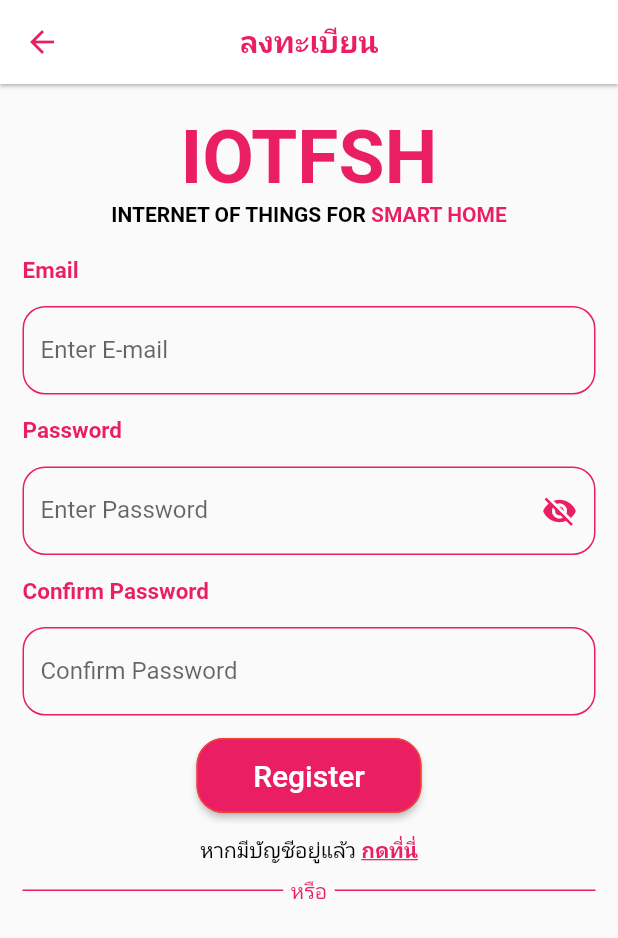
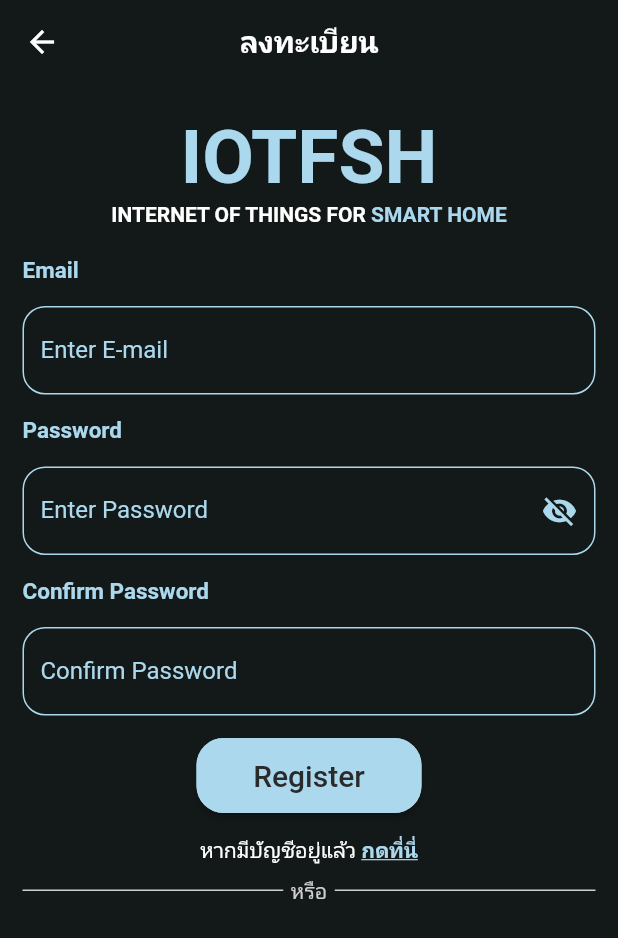
Before and after one commit to ISongwuts/IOT-APP, a Flutter app: the RegisterScreen screen opened directly, on a phone screen of 412 x 824 dp. Shown: the top 938 px of the screen. Run offline on Flutter 3.47's test engine with Material 2 defaults, Android fonts, the phone set to English and light mode, and no system bars; our stand-ins replace connectivity, firebase_auth, firebase_core, firebase_database, flutter_colorpicker, fluttertoast and 4 more; missing offline and left inert: color_convert; accounts and stored records are empty.

Commit message:
Fix: Debugger

```diff
--- a/lib/main.dart
+++ b/lib/main.dart
@@ -27,7 +27,8 @@ class _MyAppState extends State<MyApp> {
         body: SplashPage(),
       ),
       theme: ThemeData(
-        primarySwatch: Colors.pink,
+        primaryColor: const Color(0xff61dafb),
+        backgroundColor: const Color(0xff292a2a),
       ),
     );
   }
--- a/lib/screens/auth/registerscreen.dart
+++ b/lib/screens/auth/registerscreen.dart
@@ -19,7 +19,6 @@ class _RegisterScreenState extends State<RegisterScreen> {
   bool passIsHide = true;
   bool passIsTheSame = true;
   bool firebaseErr = false;
-  LoginCheck auth = LoginCheck();
   Profile profile = Profile(
     email: '',
     password: '',
@@ -37,7 +36,9 @@ class _RegisterScreenState extends State<RegisterScreen> {
   Widget TextForm(String title) {
     return Text(title,
         style: const TextStyle(
-            fontSize: 15, color: Colors.pink, fontWeight: FontWeight.bold));
+            fontSize: 15,
+            color: Color(0xffabd8ed),
+            fontWeight: FontWeight.bold));
   }
 
   final Future<FirebaseApp> firebase = Firebase.initializeApp();
@@ -66,16 +67,17 @@ class _RegisterScreenState extends State<RegisterScreen> {
                 title: const Text(
                   "ลงทะเบียน",
                   style: TextStyle(
-                    color: Colors.pink,
+                    color: Colors.white,
                     fontWeight: FontWeight.bold,
                   ),
                 ),
                 iconTheme: const IconThemeData(
-                  color: Colors.pink,
+                  color: Colors.white,
                 ),
-                backgroundColor: Colors.white,
-                elevation: 1,
+                backgroundColor: Colors.transparent,
+                elevation: 0,
               ),
+              backgroundColor: const Color(0xff131818),
               body: Container(
                 child: Padding(
                   padding: const EdgeInsets.fromLTRB(15, 0, 15, 15),
@@ -93,7 +95,7 @@ class _RegisterScreenState extends State<RegisterScreen> {
                                 style: TextStyle(
                                     fontSize: 50,
                                     fontWeight: FontWeight.bold,
-                                    color: Colors.pink)),
+                                    color: Color(0xffabd8ed))),
                           ),
                           Container(
                             alignment: Alignment.topCenter,
@@ -104,20 +106,23 @@ class _RegisterScreenState extends State<RegisterScreen> {
                                     style: TextStyle(
                                         fontSize: 14,
                                         fontWeight: FontWeight.bold,
-                                        color: Colors.black),
+                                        color: Colors.white),
                                     children: [
                                   TextSpan(
                                       text: "SMART HOME",
                                       style: TextStyle(
                                           fontSize: 14,
                                           fontWeight: FontWeight.bold,
-                                          color: Colors.pink)),
+                                          color: Color(0xffabd8ed))),
                                 ])),
                           ),
                           TextForm("Email"),
                           Container(
                             margin: const EdgeInsets.fromLTRB(0, 15, 0, 15),
                             child: TextFormField(
+                                style:
+                                    const TextStyle(color: Color(0xffabd8ed)),
+                                cursorColor: Color(0xff292a2a),
                                 validator: MultiValidator([
                                   RequiredValidator(
                                       errorText: "Please insert the email."),
@@ -135,14 +140,18 @@ class _RegisterScreenState extends State<RegisterScreen> {
                                 decoration: InputDecoration(
                                     labelText: 'Enter E-mail',
                                     hintText: 'Example@gmail.com',
+                                    labelStyle:
+                                        TextStyle(color: Color(0xffabd8ed)),
+                                    hintStyle:
+                                        TextStyle(color: Color(0xffabd8ed)),
                                     enabledBorder: OutlineInputBorder(
                                       borderSide: const BorderSide(
-                                          width: 1, color: Colors.pink),
+                                          width: 1, color: Color(0xffabd8ed)),
                                       borderRadius: BorderRadius.circular(15),
                                     ),
                                     focusedBorder: OutlineInputBorder(
                                       borderSide: const BorderSide(
-                                          width: 3, color: Colors.pink),
+                                          width: 3, color: Color(0xffabd8ed)),
                                       borderRadius: BorderRadius.circular(15),
                                     ))),
                           ),
@@ -150,6 +159,9 @@ class _RegisterScreenState extends State<RegisterScreen> {
                           Container(
                             margin: const EdgeInsets.fromLTRB(0, 15, 0, 15),
                             child: TextFormField(
+                                style:
+                                    const TextStyle(color: Color(0xffabd8ed)),
+                                cursorColor: Color(0xff292a2a),
                                 validator: MultiValidator([
                                   RequiredValidator(
                                       errorText: "Please insert the password."),
@@ -163,21 +175,23 @@ class _RegisterScreenState extends State<RegisterScreen> {
                                 obscureText: passIsHide ? true : false,
                                 decoration: InputDecoration(
                                     suffixIcon: IconButton(
-                                      color: Colors.pink,
+                                      color: Color(0xffabd8ed),
                                       icon: passIsHide
                                           ? const Icon(Icons.visibility_off)
                                           : const Icon(Icons.visibility),
                                       onPressed: visibilityHandler,
                                     ),
                                     labelText: 'Enter Password',
+                                    labelStyle:
+                                        TextStyle(color: Color(0xffabd8ed)),
                                     enabledBorder: OutlineInputBorder(
                                       borderSide: const BorderSide(
-                                          width: 1, color: Colors.pink),
+                                          width: 1, color: Color(0xffabd8ed)),
                                       borderRadius: BorderRadius.circular(15),
                                     ),
                                     focusedBorder: OutlineInputBorder(
                                       borderSide: const BorderSide(
-                                          width: 3, color: Colors.pink),
+                                          width: 3, color: Color(0xffabd8ed)),
                                       borderRadius: BorderRadius.circular(15),
                                     ))),
                           ),
@@ -185,6 +199,9 @@ class _RegisterScreenState extends State<RegisterScreen> {
                           Container(
                             margin: const EdgeInsets.fromLTRB(0, 15, 0, 15),
                             child: TextFormField(
+                                style:
+                                    const TextStyle(color: Color(0xffabd8ed)),
+                                cursorColor: Color(0xff292a2a),
                                 validator: MultiValidator([
                                   RequiredValidator(
                                       errorText: "Please insert the password."),
@@ -197,15 +214,17 @@ class _RegisterScreenState extends State<RegisterScreen> {
                                 },
                                 obscureText: passIsHide ? true : false,
                                 decoration: InputDecoration(
+                                    labelStyle:
+                                        TextStyle(color: Color(0xffabd8ed)),
                                     labelText: 'Confirm Password',
                                     enabledBorder: OutlineInputBorder(
                                       borderSide: const BorderSide(
-                                          width: 1, color: Colors.pink),
+                                          width: 1, color: Color(0xffabd8ed)),
                                       borderRadius: BorderRadius.circular(15),
                                     ),
                                     focusedBorder: OutlineInputBorder(
                                       borderSide: const BorderSide(
-                                          width: 3, color: Colors.pink),
+                                          width: 3, color: Color(0xffabd8ed)),
                                       borderRadius: BorderRadius.circular(15),
                                     ))),
                           ),
@@ -217,7 +236,9 @@ class _RegisterScreenState extends State<RegisterScreen> {
                               width: 150,
                               child: ElevatedButton(
                                 child: const Text("Register",
-                                    style: TextStyle(fontSize: 20)),
+                                    style: TextStyle(
+                                        fontSize: 20,
+                                        color: Color(0xff292a2a))),
                                 onPressed: () async {
                                   print(
                                       "pass = ${profile.password} | conPass = ${profile.confirmPassword}");
@@ -238,11 +259,11 @@ class _RegisterScreenState extends State<RegisterScreen> {
                                                 ),
                                                 formKey.currentState!.reset(),
                                                 firebaseErr = false,
-                                                auth.hasLogin = true,
                                                 Future.delayed(
                                                     const Duration(seconds: 1),
                                                     () async {
-                                                  await Navigator.pushReplacement(
+                                                  await Navigator
+                                                      .pushReplacement(
                                                     context,
                                                     PageRouteBuilder(
                                                         transitionDuration:
@@ -275,7 +296,6 @@ class _RegisterScreenState extends State<RegisterScreen> {
                                                   );
                                                 })
                                               });
-
                                     } on FirebaseAuthException catch (e) {
                                       Fluttertoast.showToast(
                                         msg: e.message,
@@ -300,11 +320,13 @@ class _RegisterScreenState extends State<RegisterScreen> {
                                         );
                                 },
                                 style: ElevatedButton.styleFrom(
+                                    primary: Color(0xffabd8ed),
+                                    onPrimary: Color(0xffabd8ed),
                                     shape: RoundedRectangleBorder(
                                         borderRadius:
                                             BorderRadius.circular(18.0),
                                         side: const BorderSide(
-                                            color: Colors.red))),
+                                            color: Color(0xffabd8ed)))),
                               ),
                             ),
                           ),
@@ -315,13 +337,13 @@ class _RegisterScreenState extends State<RegisterScreen> {
                               const TextSpan(
                                 text: "หากมีบัญชีอยู่แล้ว ",
                                 style: TextStyle(
-                                  color: Colors.black,
+                                  color: Colors.white,
                                 ),
                               ),
                               TextSpan(
                                 text: "กดที่นี่",
                                 style: const TextStyle(
-                                  color: Colors.pink,
+                                  color: Color(0xffabd8ed),
                                   fontWeight: FontWeight.bold,
                                   decoration: TextDecoration.underline,
                                 ),
@@ -356,20 +378,20 @@ class _RegisterScreenState extends State<RegisterScreen> {
                                 child: Divider(
                               height: 35,
                               thickness: 1,
-                              color: Colors.pink,
+                              color: Color(0xffd0d0d0),
                               endIndent: 5,
                             )),
                             Text(
                               "หรือ",
                               style: TextStyle(
-                                color: Colors.pink,
+                                color: Color(0xffd0d0d0),
                               ),
                             ),
                             Expanded(
                                 child: Divider(
                               height: 35,
                               thickness: 1,
-                              color: Colors.pink,
+                              color: Color(0xffd0d0d0),
                               indent: 5,
                             )),
                           ]),
--- a/lib/screens/introduction.dart
+++ b/lib/screens/introduction.dart
@@ -27,7 +27,7 @@ class _OnBoardingPageState extends State<OnBoardingPage> {
       dotsDecorator: DotsDecorator(
           size: const Size.square(10.0),
           activeSize: const Size(20.0, 10.0),
-          activeColor: Colors.pink,
+          activeColor: const Color(0xffabd8ed),
           color: Colors.black26,
           spacing: const EdgeInsets.symmetric(horizontal: 3.0),
           activeShape: RoundedRectangleBorder(
--- a/lib/screens/model/profile.dart
+++ b/lib/screens/model/profile.dart
@@ -5,7 +5,3 @@ class Profile {
       required this.password,
       required this.confirmPassword});
 }
-
-class LoginCheck {
-  bool hasLogin = false;
-}
--- a/pubspec.yaml
+++ b/pubspec.yaml
@@ -44,6 +44,9 @@ dependencies:
   firebase_core: ^1.7.0
   firebase_auth: ^3.1.3
   fluttertoast: ^3.1.0
+  syncfusion_flutter_charts: ^19.3.44+1
+  flutter_colorpicker: ^0.6.0
+  color_convert: ^1.0.2
 
 dev_dependencies:
   flutter_test:
@@ -73,6 +76,8 @@ flutter:
    - images/Photographic_Introduction_3.png
    - images/logoTrans.png
    - images/Unknown.png
+   - images/lbon.png
+   - images/lboff.png
   # An image asset can refer to one or more resolution-specific "variants", see
   # https://flutter.dev/assets-and-images/#resolution-aware.
 
```
Also changed, not shown: lib/screens/auth/loginscreen.dart (+37 -20 lines), lib/screens/controller/ledscreen.dart (+129 -8 lines), lib/screens/controller/rgbscreen.dart (added, +186 -0 lines), lib/screens/mainscreen.dart (+79 -23 lines), lib/screens/splashscreen.dart (+4 -5 lines), images/lboff.png (added), images/lbon.png (added), pubspec.lock.
